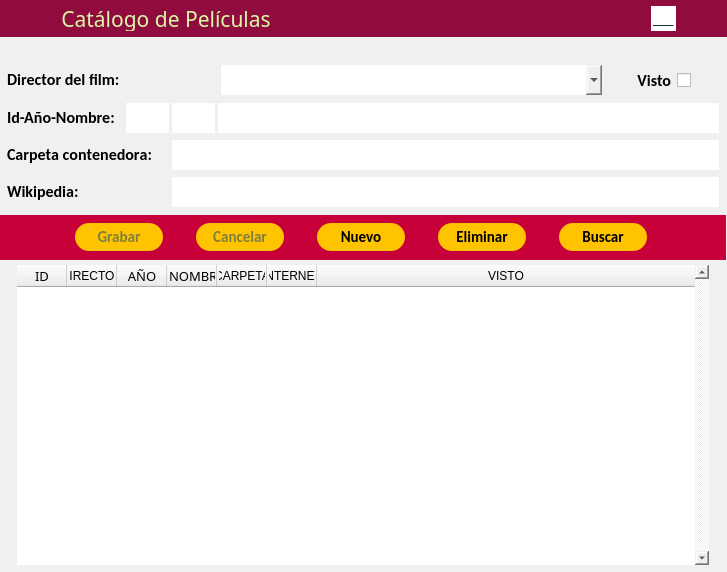
First picture: the form in gui/main.ui, repository QuitoAr/Cine, before the edit.
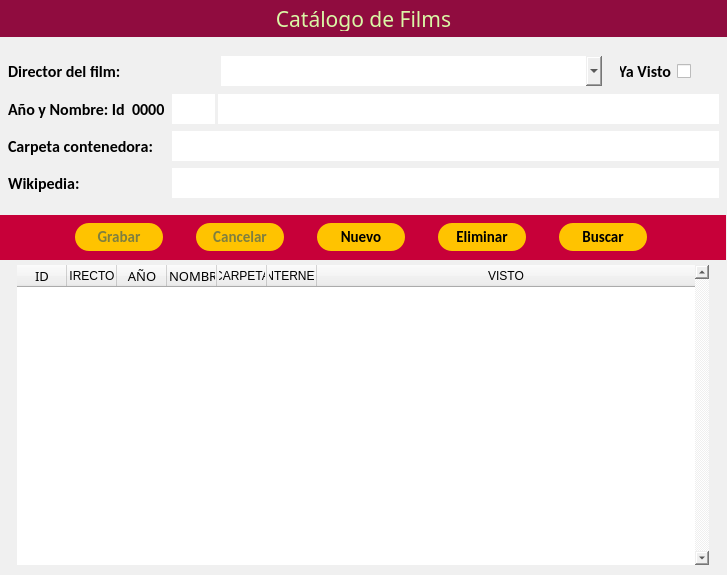
Second picture: the form after the edit. Icons and pictures are not drawn.

Commit message: Actualizar la interfaz de usuario: ajustar dimensiones, etiquetas y formato de texto

Patch:
```diff
--- a/gui/main.ui
+++ b/gui/main.ui
@@ -10,7 +10,7 @@
     <x>0</x>
     <y>0</y>
     <width>727</width>
-    <height>572</height>
+    <height>575</height>
    </rect>
   </property>
   <property name="sizePolicy">
@@ -21,14 +21,14 @@
   </property>
   <property name="minimumSize">
    <size>
-    <width>727</width>
-    <height>572</height>
+    <width>726</width>
+    <height>575</height>
    </size>
   </property>
   <property name="maximumSize">
    <size>
     <width>727</width>
-    <height>572</height>
+    <height>575</height>
    </size>
   </property>
   <property name="palette">
@@ -70,7 +70,7 @@
   </property>
   <property name="font">
    <font>
-    <family>Calibri</family>
+    <family>Calibri Light</family>
     <pointsize>12</pointsize>
    </font>
   </property>
@@ -81,6 +81,9 @@
    <iconset>
     <normaloff>../icoMain.ico</normaloff>../icoMain.ico</iconset>
   </property>
+  <property name="layoutDirection">
+   <enum>Qt::LeftToRight</enum>
+  </property>
   <property name="styleSheet">
    <string notr="true">border: 5px;
 border-radius: 20 px;
@@ -92,6 +95,9 @@
     <height>70</height>
    </size>
   </property>
+  <property name="toolButtonStyle">
+   <enum>Qt::ToolButtonFollowStyle</enum>
+  </property>
   <property name="tabShape">
    <enum>QTabWidget::Rounded</enum>
   </property>
@@ -170,7 +176,7 @@
     <property name="geometry">
      <rect>
       <x>221</x>
-      <y>65</y>
+      <y>56</y>
       <width>381</width>
       <height>30</height>
      </rect>
@@ -195,7 +201,7 @@
     <property name="geometry">
      <rect>
       <x>218</x>
-      <y>103</y>
+      <y>94</y>
       <width>501</width>
       <height>30</height>
      </rect>
@@ -234,7 +240,7 @@
     <property name="geometry">
      <rect>
       <x>172</x>
-      <y>140</y>
+      <y>131</y>
       <width>547</width>
       <height>30</height>
      </rect>
@@ -270,7 +276,7 @@
     <property name="geometry">
      <rect>
       <x>172</x>
-      <y>177</y>
+      <y>168</y>
       <width>547</width>
       <height>30</height>
      </rect>
@@ -326,7 +332,7 @@
     <property name="frameShadow">
      <enum>QFrame::Raised</enum>
     </property>
-    <layout class="QHBoxLayout" name="horizontalLayout" stretch="0,0,0,0,1">
+    <layout class="QHBoxLayout" name="horizontalLayout" stretch="0">
      <property name="spacing">
       <number>12</number>
      </property>
@@ -336,19 +342,6 @@
      <property name="bottomMargin">
       <number>6</number>
      </property>
-     <item>
-      <spacer name="horizontalSpacer_2">
-       <property name="orientation">
-        <enum>Qt::Horizontal</enum>
-       </property>
-       <property name="sizeHint" stdset="0">
-        <size>
-         <width>40</width>
-         <height>20</height>
-        </size>
-       </property>
-      </spacer>
-     </item>
      <item>
       <widget class="QLabel" name="label_5">
        <property name="font">
@@ -361,7 +354,7 @@
         <string notr="true">color: rgb(218, 247, 166);</string>
        </property>
        <property name="text">
-        <string>Catálogo de Películas</string>
+        <string>Catálogo de Films</string>
        </property>
        <property name="alignment">
         <set>Qt::AlignCenter</set>
@@ -377,76 +370,6 @@
        </property>
       </widget>
      </item>
-     <item>
-      <spacer name="horizontalSpacer">
-       <property name="orientation">
-        <enum>Qt::Horizontal</enum>
-       </property>
-       <property name="sizeHint" stdset="0">
-        <size>
-         <width>368</width>
-         <height>20</height>
-        </size>
-       </property>
-      </spacer>
-     </item>
-     <item>
-      <widget class="QPushButton" name="btnMinimizar">
-       <property name="minimumSize">
-        <size>
-         <width>25</width>
-         <height>25</height>
-        </size>
-       </property>
-       <property name="maximumSize">
-        <size>
-         <width>30</width>
-         <height>30</height>
-        </size>
-       </property>
-       <property name="styleSheet">
-        <string notr="true">background-color: rgb(255, 255, 255);</string>
-       </property>
-       <property name="text">
-        <string>___</string>
-       </property>
-      </widget>
-     </item>
-     <item>
-      <widget class="QPushButton" name="P">
-       <property name="minimumSize">
-        <size>
-         <width>25</width>
-         <height>25</height>
-        </size>
-       </property>
-       <property name="maximumSize">
-        <size>
-         <width>30</width>
-         <height>30</height>
-        </size>
-       </property>
-       <property name="toolTip">
-        <string>Salir</string>
-       </property>
-       <property name="styleSheet">
-        <string notr="true">background-color: transparent;</string>
-       </property>
-       <property name="text">
-        <string/>
-       </property>
-       <property name="icon">
-        <iconset>
-         <normaloff>../cerrarventana.png</normaloff>../cerrarventana.png</iconset>
-       </property>
-       <property name="iconSize">
-        <size>
-         <width>27</width>
-         <height>27</height>
-        </size>
-       </property>
-      </widget>
-     </item>
     </layout>
    </widget>
    <widget class="QFrame" name="frame_2">
@@ -3091,7 +3014,7 @@
     <property name="geometry">
      <rect>
       <x>172</x>
-      <y>103</y>
+      <y>94</y>
       <width>43</width>
       <height>30</height>
      </rect>
@@ -3121,7 +3044,7 @@
     <property name="geometry">
      <rect>
       <x>176</x>
-      <y>60</y>
+      <y>51</y>
       <width>43</width>
       <height>36</height>
      </rect>
@@ -3343,7 +3266,7 @@
     <property name="geometry">
      <rect>
       <x>620</x>
-      <y>70</y>
+      <y>61</y>
       <width>71</width>
       <height>21</height>
      </rect>
@@ -3360,7 +3283,7 @@
      <enum>Qt::RightToLeft</enum>
     </property>
     <property name="text">
-     <string>Visto</string>
+     <string>Ya Visto</string>
     </property>
     <property name="iconSize">
      <size>
@@ -3372,9 +3295,9 @@
    <widget class="QLabel" name="labelId_film">
     <property name="geometry">
      <rect>
-      <x>126</x>
-      <y>103</y>
-      <width>43</width>
+      <x>132</x>
+      <y>94</y>
+      <width>33</width>
       <height>30</height>
      </rect>
     </property>
@@ -3388,31 +3311,30 @@
      </font>
     </property>
     <property name="layoutDirection">
-     <enum>Qt::RightToLeft</enum>
+     <enum>Qt::LeftToRight</enum>
     </property>
     <property name="styleSheet">
-     <string notr="true">font: bold 12pt &quot;Calibri&quot;;
-background-color: rgb(255, 255, 255);</string>
+     <string notr="true"/>
     </property>
     <property name="text">
-     <string/>
+     <string notr="true">0000</string>
+    </property>
+    <property name="textFormat">
+     <enum>Qt::AutoText</enum>
     </property>
     <property name="alignment">
-     <set>Qt::AlignCenter</set>
+     <set>Qt::AlignLeading|Qt::AlignLeft|Qt::AlignVCenter</set>
     </property>
    </widget>
-   <widget class="QWidget" name="layoutWidget">
-    <property name="geometry">
-     <rect>
-      <x>7</x>
-      <y>64</y>
-      <width>155</width>
-      <height>143</height>
-     </rect>
-    </property>
-    <layout class="QVBoxLayout" name="verticalLayout">
-     <item>
       <widget class="QLabel" name="label">
+    <property name="geometry">
+     <rect>
+      <x>8</x>
+      <y>56</y>
+      <width>115</width>
+      <height>30</height>
+     </rect>
+    </property>
        <property name="font">
         <font>
          <family>Calibri</family>
@@ -3426,24 +3348,15 @@
         <string>Director del film:</string>
        </property>
       </widget>
-     </item>
-     <item>
-      <widget class="QLabel" name="label_2">
-       <property name="font">
-        <font>
-         <family>Calibri</family>
-         <pointsize>12</pointsize>
-         <weight>75</weight>
-         <bold>true</bold>
-        </font>
-       </property>
-       <property name="text">
-        <string>Id-Año-Nombre:</string>
-       </property>
-      </widget>
-     </item>
-     <item>
       <widget class="QLabel" name="label_3">
+    <property name="geometry">
+     <rect>
+      <x>8</x>
+      <y>131</y>
+      <width>149</width>
+      <height>30</height>
+     </rect>
+    </property>
        <property name="font">
         <font>
          <family>Calibri</family>
@@ -3457,9 +3370,45 @@
         <string>Carpeta contenedora:</string>
        </property>
       </widget>
-     </item>
-     <item>
+   <widget class="QLabel" name="label_2">
+    <property name="geometry">
+     <rect>
+      <x>8</x>
+      <y>94</y>
+      <width>121</width>
+      <height>30</height>
+     </rect>
+    </property>
+    <property name="minimumSize">
+     <size>
+      <width>9</width>
+      <height>0</height>
+     </size>
+    </property>
+    <property name="font">
+     <font>
+      <family>Calibri</family>
+      <pointsize>12</pointsize>
+      <weight>75</weight>
+      <bold>true</bold>
+     </font>
+    </property>
+    <property name="text">
+     <string>Año y Nombre: Id</string>
+    </property>
+    <property name="textFormat">
+     <enum>Qt::PlainText</enum>
+    </property>
+   </widget>
       <widget class="QLabel" name="label_4">
+    <property name="geometry">
+     <rect>
+      <x>8</x>
+      <y>168</y>
+      <width>73</width>
+      <height>30</height>
+     </rect>
+    </property>
        <property name="font">
         <font>
          <family>Calibri</family>
@@ -3472,9 +3421,6 @@
         <string>Wikipedia:</string>
        </property>
       </widget>
-     </item>
-    </layout>
-   </widget>
    <zorder>cbcDirectores</zorder>
    <zorder>txtNombre</zorder>
    <zorder>txtCarpeta</zorder>
```
Left out of the diff: 39 changed lines with no effect on the pictures. Lines whose indentation alone changed are shown as unchanged. The commit also changes 2 other files.
